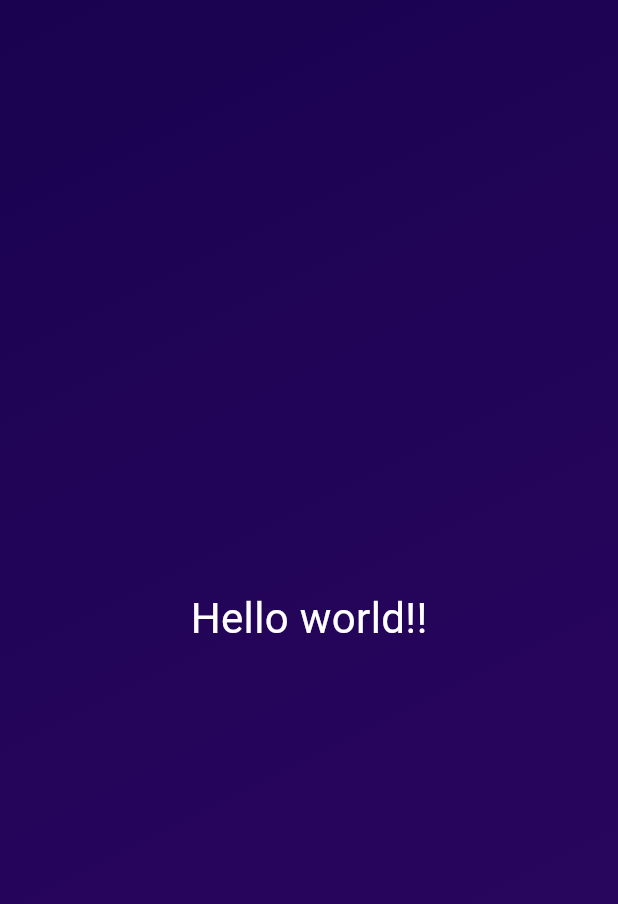
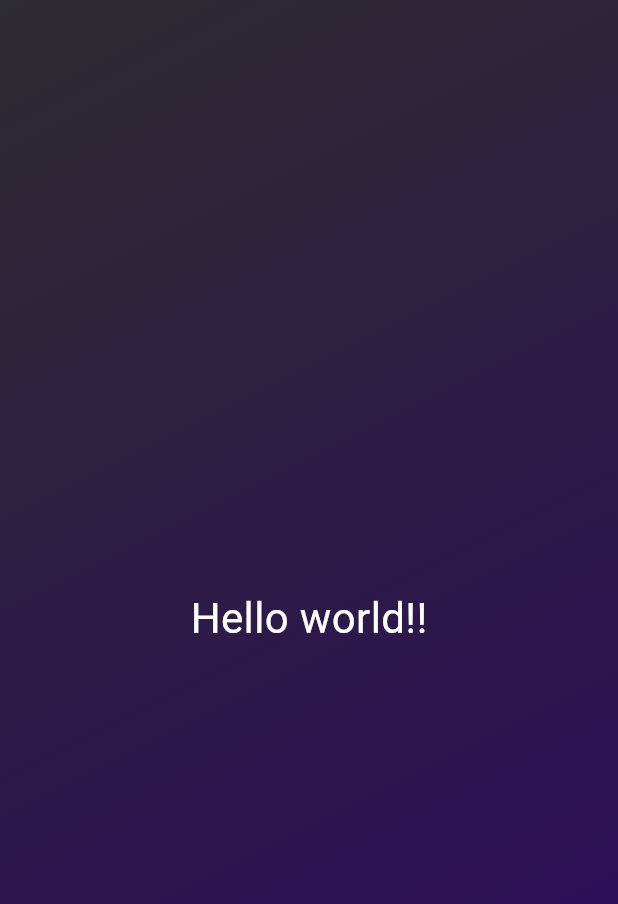
Before and after one commit to jhnnyk/first_flutter_app, a Flutter app: the screen it shows after launch, on a phone screen of 412 x 824 dp. Shown: the top 904 px of the screen. Run offline on Flutter 3.47's test engine with Material 3 defaults, Android fonts, the phone set to English and light mode, and no system bars.

Commit message:
const vs final

```diff
--- a/lib/gradient_container.dart
+++ b/lib/gradient_container.dart
@@ -1,8 +1,8 @@
 import 'package:flutter/material.dart';
 import 'package:first_app/styled_text.dart';
 
-var startAlignment = Alignment.topLeft;
-var endAlignment = Alignment.bottomRight;
+const startAlignment = Alignment.topLeft;
+const endAlignment = Alignment.bottomRight;
 
 class GradientContainer extends StatelessWidget {
   const GradientContainer({super.key});
@@ -10,10 +10,10 @@ class GradientContainer extends StatelessWidget {
   @override
   Widget build(context) {
     return Container(
-      decoration: BoxDecoration(
+      decoration: const BoxDecoration(
         gradient: LinearGradient(
-          colors: const [
-            Color.fromARGB(255, 26, 2, 80),
+          colors: [
+            Color.fromARGB(255, 45, 44, 48),
             Color.fromARGB(255, 45, 7, 98),
           ],
           begin: startAlignment,
```
